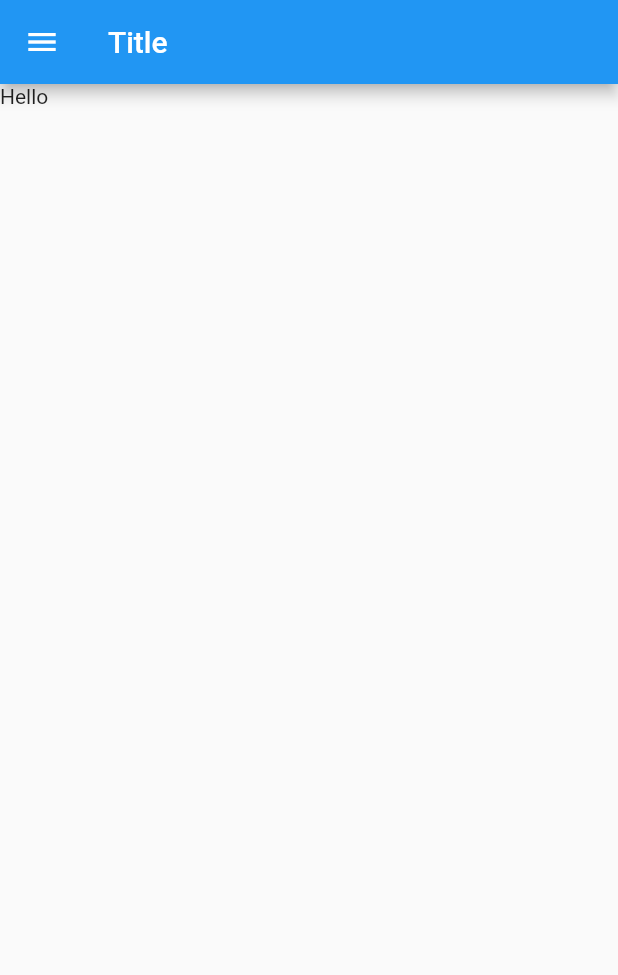
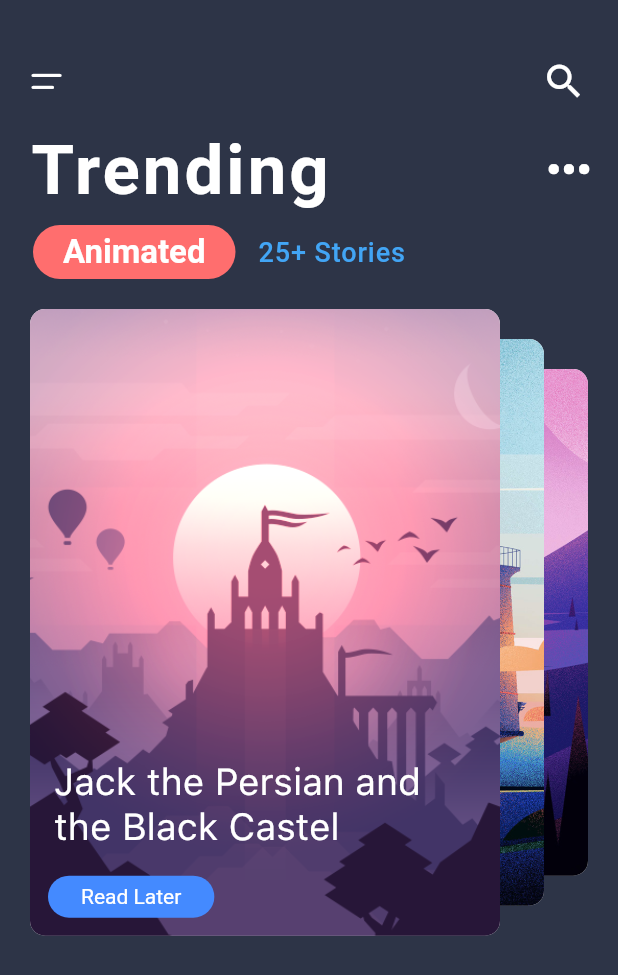
Before and after one commit to Martyniuk/flutter_widgets_lib, a Flutter app: the screen it shows after launch, on a phone screen of 412 x 824 dp. Shown: the top 975 px of the screen. Run offline on Flutter 3.47's test engine with Material 2 defaults, Android fonts, the phone set to English and light mode, and no system bars; our stand-ins replace carousel_slider, font_awesome_flutter; missing offline and left inert: clippy_flutter.

Commit message:
feat: drawer + story app started

```diff
--- a/lib/main.dart
+++ b/lib/main.dart
@@ -12,9 +12,16 @@ import 'package:flutter/material.dart';
 // import 'practice/basic/smartHome.dart';
 // import 'practice/basic/restaurant.dart';
 // import 'practice/basic/travelApp2.dart';
+import 'practice/basic/story_app.dart';
 
 // Advanced layouts
 import 'practice/medium/travel_ui/travel_ui.dart';
+
+Future<Widget> buildPageAsync() async {
+  return Future.microtask(() {
+    return TravelUIApp();
+  });
+}
 
 void main() => runApp(MyApp());
 
@@ -22,30 +29,61 @@ class MyApp extends StatelessWidget {
   @override
   Widget build(BuildContext context) {
     return MaterialApp(
-      home: Scaffold(
-        appBar: AppBar(
-          title: Text('Title'),
+      debugShowCheckedModeBanner: false,
+      home: StoryApp(),
+    );
+  }
+}
+
+class HomeScreen extends StatelessWidget {
+  const HomeScreen({
+    Key key,
+  }) : super(key: key);
+
+  void _navigateToTravelUi(BuildContext context) async {
+    var page = await buildPageAsync();
+    var route = MaterialPageRoute(builder: (_) => page);
+
+    Navigator.push(context, route);
+  }
+
+  @override
+  Widget build(BuildContext context) {
+    return Scaffold(
+      appBar: AppBar(title: Text('Ola')),
+      body: RaisedButton(
+        onPressed: () {
+          _navigateToTravelUi(context);
+          // Navigator.push(
+          //   context,
+          //   MaterialPageRoute(
+          //     builder: (context) => TravelUIApp(),
+          //   ),
+          // );
+        },
+        child: Text('Traver UI'),
       ),
-        body: Text('Hello'),
       drawer: Drawer(
         child: ListView(
           padding: EdgeInsets.zero,
           children: <Widget>[
             DrawerHeader(
-                child: Text('Drawer Header'),
+              child: ButtonBar(
+                children: <Widget>[],
+              ),
               decoration: BoxDecoration(
                 color: Colors.white,
               ),
             ),
             ListTile(
-                title: Text('Item 1'),
+              title: Text('App 1'),
               onTap: () {
                 // Update the state of the app.
                 // ...
               },
             ),
             ListTile(
-                title: Text('Item 2'),
+              title: Text('App 2'),
               onTap: () {
                 // Update the state of the app.
                 // ...
@@ -54,7 +92,6 @@ class MyApp extends StatelessWidget {
           ],
         ),
       ),
-      ),
     );
   }
 }
--- /dev/null
+++ b/lib/practice/basic/story_app.dart
@@ -0,0 +1,289 @@
+// https://dribbble.com/shots/3844950-Story-App-Concept
+// Core
+import 'package:flutter/material.dart';
+
+import 'dart:math';
+
+/*
+Below is list of Layout for practice purpose and has nothing common with how I buid architecture in day-to-day life =)
+  - images
+  - title
+  - Custom Icons
+*/
+List<String> images = [
+  "assets/images/story_app/image_04.jpg",
+  "assets/images/story_app/image_03.jpg",
+  "assets/images/story_app/image_02.jpg",
+  "assets/images/story_app/image_01.png",
+];
+
+List<String> title = [
+  "Hounted Ground",
+  "Fallen In Love",
+  "The Dreaming Moon",
+  "Jack the Persian and the Black Castel",
+];
+
+class CustomIcons {
+  static const IconData menu = IconData(0xe900, fontFamily: "CustomIcons");
+  static const IconData option = IconData(0xe902, fontFamily: "CustomIcons");
+}
+
+class StoryApp extends StatefulWidget {
+  @override
+  _StoryAppState createState() => _StoryAppState();
+}
+
+var cardAspectRatio = 12.0 / 16.0;
+var widgetAspectRatio = cardAspectRatio * 1.2;
+
+class _StoryAppState extends State<StoryApp> {
+  double currentPage = images.length - 1.0;
+
+  @override
+  Widget build(BuildContext context) {
+    PageController controller = PageController(initialPage: images.length - 1);
+    controller.addListener(() {
+      setState(() {
+        currentPage = controller.page;
+      });
+    });
+
+    return Scaffold(
+      backgroundColor: Color(0xFF2d3447),
+      body: SingleChildScrollView(
+        child: Column(
+          children: <Widget>[
+            Padding(
+              padding: const EdgeInsets.only(
+                left: 12.0,
+                right: 12.0,
+                top: 30.0,
+                bottom: 8.0,
+              ),
+              child: Row(
+                mainAxisAlignment: MainAxisAlignment.spaceBetween,
+                children: <Widget>[
+                  IconButton(
+                    onPressed: () {},
+                    icon: Icon(
+                      CustomIcons.menu,
+                      color: Colors.white,
+                      size: 30.0,
+                    ),
+                  ),
+                  IconButton(
+                    onPressed: () {},
+                    icon: Icon(
+                      Icons.search,
+                      color: Colors.white,
+                      size: 30.0,
+                    ),
+                  ),
+                ],
+              ),
+            ),
+            Padding(
+              padding: EdgeInsets.symmetric(
+                horizontal: 20.0,
+              ),
+              child: Row(
+                mainAxisAlignment: MainAxisAlignment.spaceBetween,
+                children: <Widget>[
+                  Text(
+                    'Trending',
+                    style: TextStyle(
+                      color: Colors.white,
+                      fontSize: 46.0,
+                      fontWeight: FontWeight.bold,
+                      letterSpacing: 2.0,
+                    ),
+                  ),
+                  IconButton(
+                    onPressed: () {},
+                    icon: Icon(
+                      CustomIcons.option,
+                      size: 12.0,
+                      color: Colors.white,
+                    ),
+                  ),
+                ],
+              ),
+            ),
+            SizedBox(height: 10.0),
+            Padding(
+              padding: const EdgeInsets.only(left: 22.0),
+              child: Row(
+                children: <Widget>[
+                  Container(
+                    decoration: BoxDecoration(
+                      color: Color(0xFFff6e6e),
+                      borderRadius: BorderRadius.circular(30.0),
+                    ),
+                    child: Padding(
+                      padding: const EdgeInsets.symmetric(
+                        horizontal: 20.0,
+                        vertical: 5.0,
+                      ),
+                      child: Text(
+                        'Animated',
+                        style: TextStyle(
+                          color: Colors.white,
+                          fontSize: 22.0,
+                          fontWeight: FontWeight.bold,
+                        ),
+                      ),
+                    ),
+                  ),
+                  SizedBox(width: 15.0),
+                  Text(
+                    '25+ Stories',
+                    style: TextStyle(
+                      color: Colors.blue[400],
+                      letterSpacing: .6,
+                      fontSize: 18.0,
+                      fontWeight: FontWeight.w500,
+                    ),
+                  ),
+                ],
+              ),
+            ),
+            Stack(
+              children: <Widget>[
+                CardScrollWidget(currentPage),
+                Positioned.fill(
+                  child: PageView.builder(
+                    itemCount: images.length,
+                    controller: controller,
+                    reverse: true,
+                    itemBuilder: (context, index) {
+                      return Container();
+                    },
+                  ),
+                ),
+              ],
+            )
+          ],
+        ),
+      ),
+    );
+  }
+}
+
+class CardScrollWidget extends StatelessWidget {
+  final currentPage;
+  double padding = 20.0;
+  double verticalInset = 20.0;
+  CardScrollWidget(this.currentPage);
+
+  @override
+  Widget build(BuildContext context) {
+    return AspectRatio(
+      aspectRatio: widgetAspectRatio,
+      child: LayoutBuilder(
+        builder: (context, constrains) {
+          var width = constrains.maxWidth;
+          var height = constrains.maxHeight;
+
+          var safeWidth = width - 2 * padding;
+          var safeHeight = height - 2 * padding;
+
+          var heightOfPrimaryCard = safeHeight;
+          var widthOfPrimaryCard = heightOfPrimaryCard * cardAspectRatio;
+
+          var primaryCardLeft = safeWidth - widthOfPrimaryCard;
+          var horizontalInset = primaryCardLeft / 2;
+
+          List<Widget> cardList = List();
+
+          for (var i = 0; i < images.length; i++) {
+            var delta = i - currentPage;
+            bool isOnRight = delta > 0;
+
+            var start = padding +
+                max(
+                    primaryCardLeft -
+                        horizontalInset * -delta * (isOnRight ? 15 : 1),
+                    0.0);
+
+            var cardItem = Positioned.directional(
+              top: padding + verticalInset * max(-delta, 0.0),
+              bottom: padding + verticalInset * max(-delta, 0.0),
+              start: start,
+              textDirection: TextDirection.rtl,
+              child: ClipRRect(
+                borderRadius: BorderRadius.circular(10.0),
+                child: Container(
+                  decoration: BoxDecoration(color: Colors.white, boxShadow: [
+                    BoxShadow(
+                      blurRadius: 10.0,
+                      color: Colors.black12,
+                      offset: Offset(3.0, 6.0),
+                    ),
+                  ]),
+                  child: AspectRatio(
+                    aspectRatio: cardAspectRatio,
+                    child: Stack(
+                      fit: StackFit.expand,
+                      children: <Widget>[
+                        Image.asset(images[i], fit: BoxFit.cover),
+                        Align(
+                          alignment: Alignment.bottomLeft,
+                          child: Column(
+                            mainAxisSize: MainAxisSize.min,
+                            crossAxisAlignment: CrossAxisAlignment.start,
+                            children: <Widget>[
+                              Padding(
+                                padding: EdgeInsets.symmetric(
+                                    horizontal: 16.0, vertical: 8.0),
+                                child: Text(
+                                  title[i],
+                                  style: TextStyle(
+                                    color: Colors.white,
+                                    fontSize: 25.0,
+                                    fontFamily: 'SF-Pro-Text-Regular',
+                                  ),
+                                ),
+                              ),
+                              SizedBox(height: 10.0),
+                              Padding(
+                                padding: const EdgeInsets.only(
+                                  left: 12.0,
+                                  bottom: 12.0,
+                                ),
+                                child: Container(
+                                  padding: EdgeInsets.symmetric(
+                                    horizontal: 22.0,
+                                    vertical: 6.0,
+                                  ),
+                                  decoration: BoxDecoration(
+                                    color: Colors.blueAccent,
+                                    borderRadius: BorderRadius.circular(20.0),
+                                  ),
+                                  child: Text(
+                                    'Read Later',
+                                    style: TextStyle(
+                                      color: Colors.white,
+                                    ),
+                                  ),
+                                ),
+                              ),
+                            ],
+                          ),
+                        ),
+                      ],
+                    ),
+                  ),
+                ),
+              ),
+            );
+            cardList.add(cardItem);
+          }
+          return Stack(
+            children: cardList,
+          );
+        },
+      ),
+    );
+  }
+}
--- a/lib/practice/basic/travelApp2.dart
+++ b/lib/practice/basic/travelApp2.dart
@@ -43,10 +43,7 @@ var profileImage =
 class Travel2App extends StatelessWidget {
   @override
   Widget build(BuildContext context) {
-    return MaterialApp(
-      debugShowCheckedModeBanner: false,
-      home: HomeScreen(),
-    );
+    return HomeScreen();
   }
 }
 
@@ -626,7 +623,7 @@ class SecondScreen extends StatelessWidget {
                           size: 24.0,
                         ),
                         onPressed: () {
-                          Navigator.pop(context);
+                          Navigator.of(context).pop();
                         },
                       ),
                       RichText(
--- a/lib/practice/medium/travel_ui/screens/home_screen.dart
+++ b/lib/practice/medium/travel_ui/screens/home_screen.dart
@@ -64,13 +64,23 @@ class _HomeScreenState extends State<HomeScreen> {
           padding: EdgeInsets.symmetric(vertical: 30.0),
           children: <Widget>[
             Padding(
-              padding: const EdgeInsets.only(left: 20.0, right: 120.0),
-              child: Text(
-                'What would you like to find?',
-                style: TextStyle(
-                  fontSize: 30.0,
-                  fontWeight: FontWeight.bold,
-                ),
+              padding: const EdgeInsets.only(left: 20.0, right: 20.0),
+              child: Row(
+                children: <Widget>[
+                  Text(
+                    'What would you like to find?',
+                    style: TextStyle(
+                      fontSize: 22.0,
+                      fontWeight: FontWeight.bold,
+                    ),
+                  ),
+                  IconButton(
+                    icon: Icon(Icons.arrow_back_ios),
+                    onPressed: () {
+                      Navigator.pop(context);
+                    },
+                  ),
+                ],
               ),
             ),
             SizedBox(height: 20.0),
```
Also changed, not shown: pubspec.yaml (+13 -0 lines), assets/images/story_app/image_01.png (added), assets/images/story_app/image_02.jpg (added), assets/images/story_app/image_03.jpg (added), assets/images/story_app/image_04.jpg (added), assets/images/story_app/preview.png (added), fonts/Calibre Semibold.otf (added), fonts/SF-Pro-Text-Bold.otf (added), fonts/SF-Pro-Text-Regular.otf (added), fonts/custom_icons.ttf (added). Lines whose indentation alone changed are shown as unchanged.
